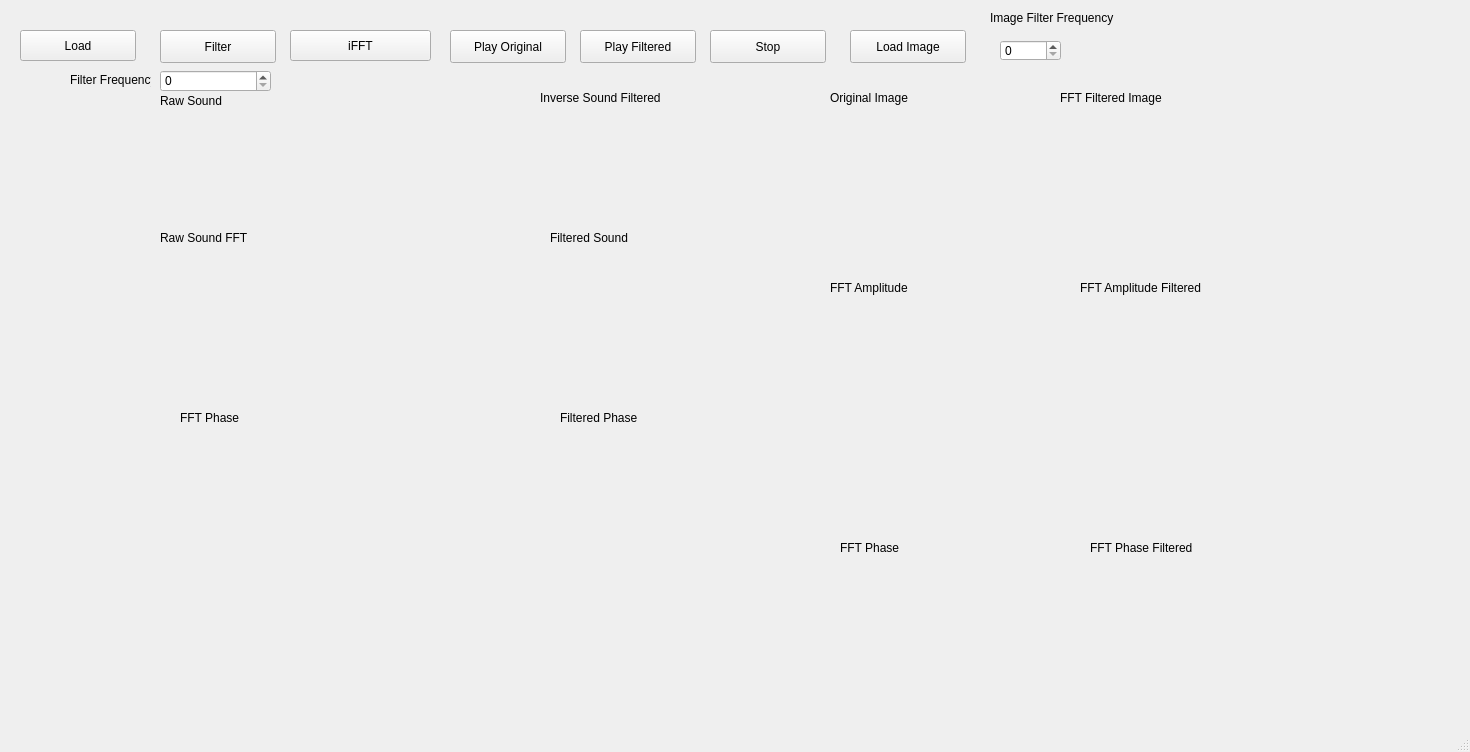
The window that mainwindow.ui (IZAK95/FFT-Sound-and-Image) describes before a commit, drawn with Qt 5.
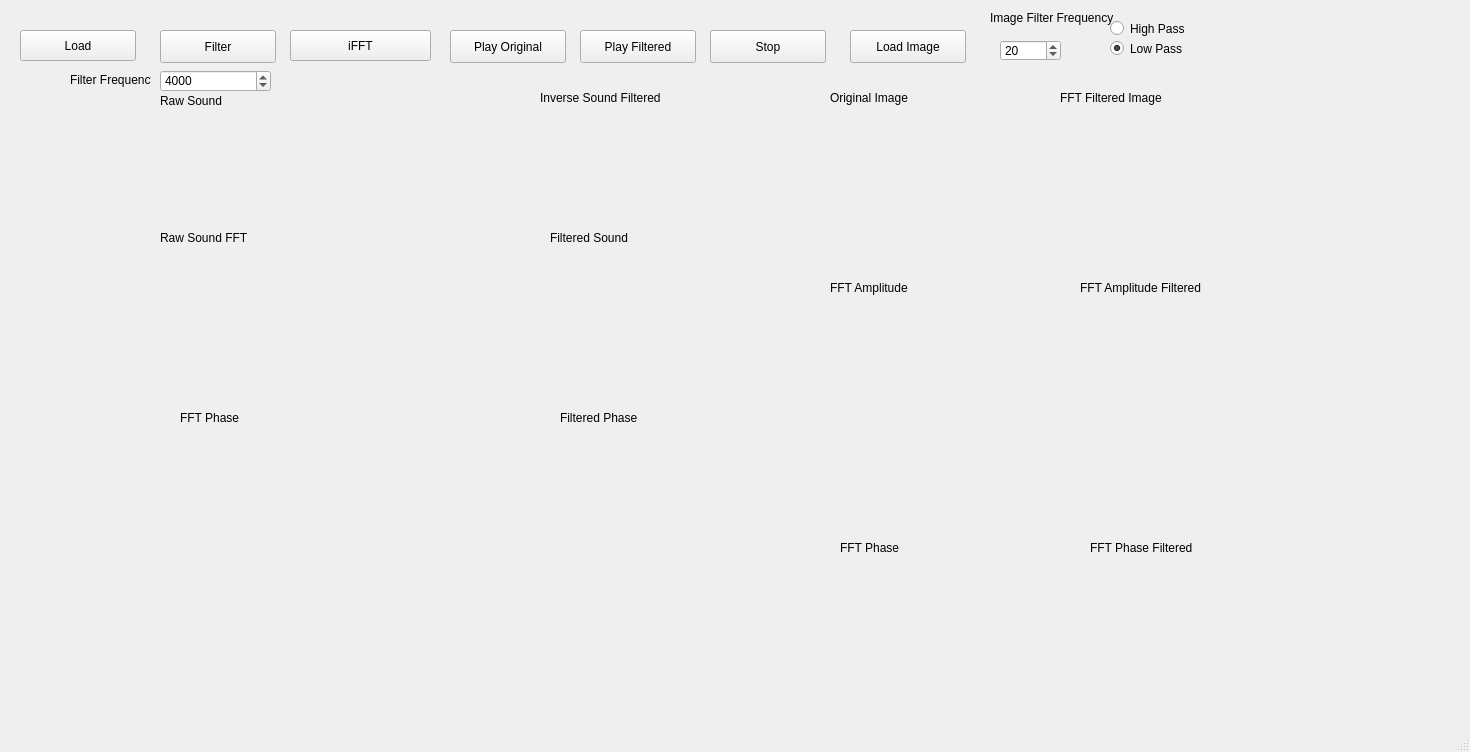
The same window after the commit. Custom widgets are drawn as their Qt base class.

Commit message: Added radio buttons to select High Pass or Low Pass filter for image

Diff of the .ui file:
```diff
--- a/mainwindow.ui
+++ b/mainwindow.ui
@@ -401,6 +401,9 @@
     <property name="singleStep">
      <number>1000</number>
     </property>
+    <property name="value">
+     <number>4000</number>
+    </property>
    </widget>
    <widget class="QPushButton" name="Stop">
     <property name="geometry">
@@ -437,6 +440,9 @@
       <height>21</height>
      </rect>
     </property>
+    <property name="value">
+     <number>20</number>
+    </property>
    </widget>
    <widget class="QLabel" name="label_14">
     <property name="geometry">
@@ -451,6 +457,35 @@
      <string>Image Filter Frequency</string>
     </property>
    </widget>
+   <widget class="QRadioButton" name="HighPass">
+    <property name="geometry">
+     <rect>
+      <x>1110</x>
+      <y>20</y>
+      <width>82</width>
+      <height>17</height>
+     </rect>
+    </property>
+    <property name="text">
+     <string>High Pass</string>
+    </property>
+   </widget>
+   <widget class="QRadioButton" name="LowPass">
+    <property name="geometry">
+     <rect>
+      <x>1110</x>
+      <y>40</y>
+      <width>82</width>
+      <height>17</height>
+     </rect>
+    </property>
+    <property name="text">
+     <string>Low Pass</string>
+    </property>
+    <property name="checked">
+     <bool>true</bool>
+    </property>
+   </widget>
   </widget>
   <widget class="QStatusBar" name="statusbar"/>
  </widget>
```
The commit also changes 4 other files.
